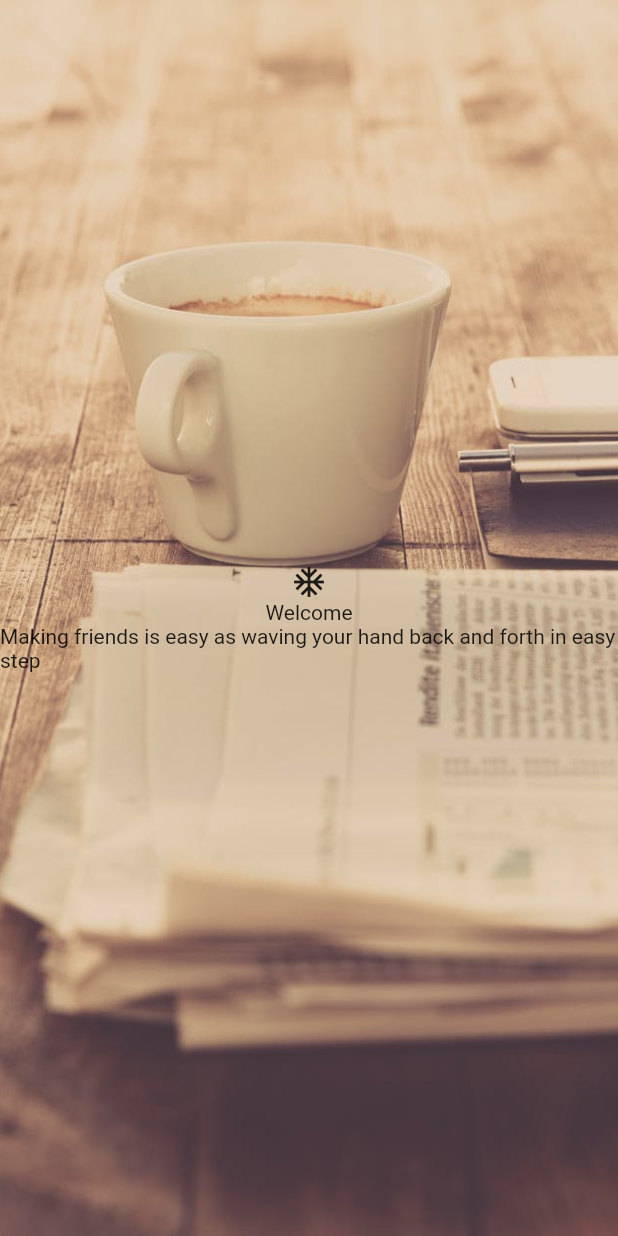
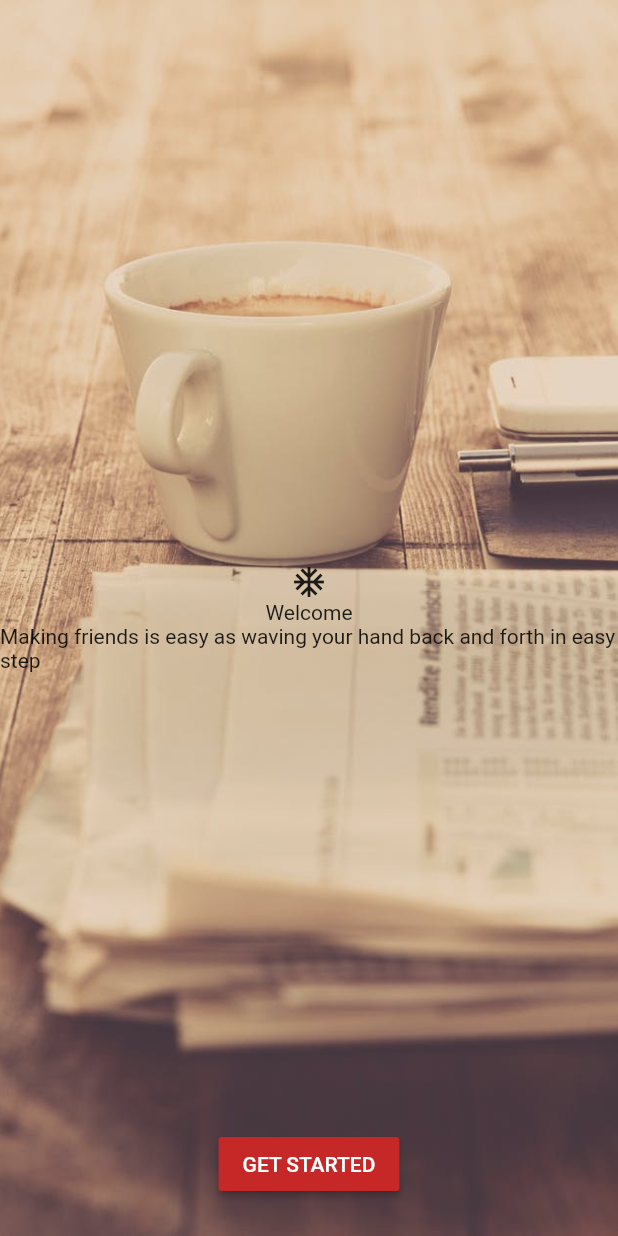
Before and after one commit to smailiAbdelkarim/newsApplication, a Flutter app: the screen it shows after launch, on a phone screen of 412 x 824 dp. Run offline on Flutter 3.47's test engine with Material 2 defaults, Android fonts, the phone set to English and light mode, and no system bars.

Commit message:
create raisedButton with basic styling

```diff
--- a/lib/onboarding.dart
+++ b/lib/onboarding.dart
@@ -1,4 +1,5 @@
 import 'package:flutter/material.dart';
+import 'package:flutter/painting.dart';
 
 
 class OnBoarding extends StatefulWidget {
@@ -40,6 +41,23 @@ class _OnBoardingState extends State<OnBoarding> {
 
 
             ),
+           Align(
+             alignment:Alignment.bottomCenter,
+             child: Padding(
+               padding: const EdgeInsets.only(bottom:24),
+               child: RaisedButton(
+                 onPressed: (){},
+                 color: Colors.red.shade800,
+                 child: Text(
+                   "GET STARTED",
+                   style: TextStyle(
+                     color: Colors.white
+
+                   ),
+                 ),
+               ),
+             ),
+           ),
         ],
       ),
     );
```
